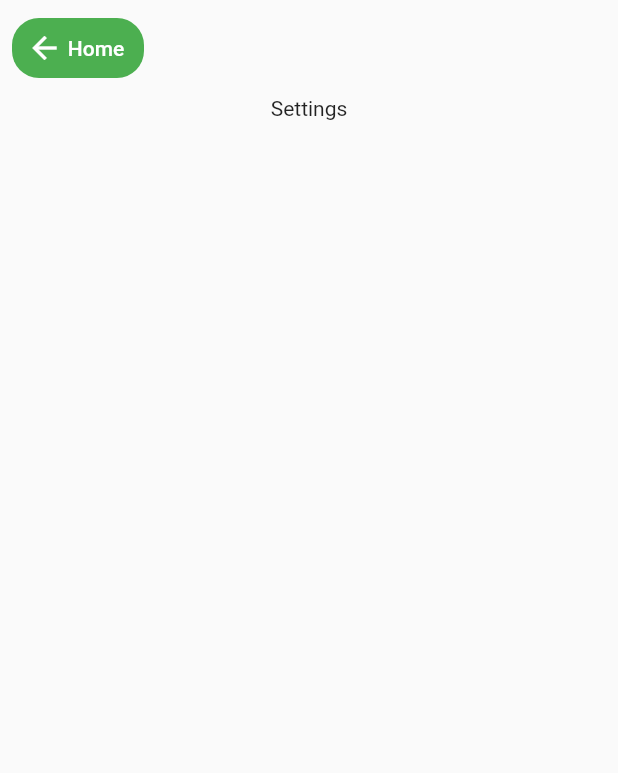
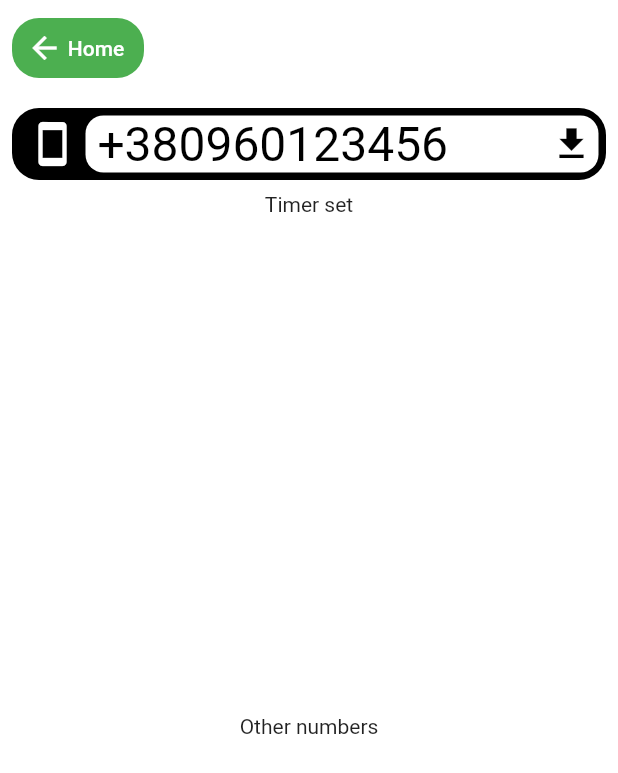
Before and after one commit to bgoncharuck/saveme, a Flutter app: the SaveMeSettings screen opened by its route, on a phone screen of 412 x 824 dp. Shown: the top 773 px of the screen. Run offline on Flutter 3.47's test engine with Material 2 defaults, Android fonts, the phone set to English and light mode, and no system bars.

Commit message:
temporary commit

```diff
--- a/lib/colors.dart
+++ b/lib/colors.dart
@@ -10,6 +10,7 @@ abstract class FromTheme {
   Color get secondaryText;
   Color get divider;
   Color get background;
+  Color get phone;
 }
 
 class GreenRedMaterial implements FromTheme {
@@ -31,6 +32,8 @@ class GreenRedMaterial implements FromTheme {
   Color get divider => Colors.grey;
   @override
   Color get background => Colors.white;
+  @override
+  Color get phone => Colors.blueAccent;
 }
 
 FromTheme ColorTheme = GreenRedMaterial();
--- a/lib/home.dart
+++ b/lib/home.dart
@@ -13,6 +13,7 @@ class _SaveMeHomeState extends State<SaveMeHome> {
   @override
   Widget build(BuildContext context) {
     return Scaffold(
+      backgroundColor: ColorTheme.background,
       body: SafeArea(
         child: Column(
           children: <Widget>[
--- a/lib/main.dart
+++ b/lib/main.dart
@@ -2,6 +2,7 @@ import 'package:flutter/material.dart';
 import 'colors.dart';
 import 'home.dart';
 import 'settings.dart';
+import 'add_number.dart';
 
 void main() => runApp(SaveMe());
 
@@ -13,6 +14,7 @@ class SaveMe extends StatelessWidget {
       home: SaveMeHome(),
       routes: <String, WidgetBuilder>{
         '/settings': (BuildContext context) => SaveMeSettings(),
+        '/settings/numbers/add': (BuildContext context) => SaveMeAddNumber(),
       },
     );
   }
--- a/lib/settings.dart
+++ b/lib/settings.dart
@@ -11,6 +11,7 @@ class _SaveMeSettingsState extends State<SaveMeSettings> {
   @override
   Widget build(BuildContext context) {
     return Scaffold(
+      backgroundColor: ColorTheme.background,
       body: SafeArea(
         child: Column(
           children: <Widget>[
@@ -27,7 +28,72 @@ class _SaveMeSettingsState extends State<SaveMeSettings> {
                 ),
               ],
             ),
-            Text("Settings"),
+            Padding(
+              padding: EdgeInsets.all(8.0),
+              child: FlatButton(
+                shape: RoundedRectangleBorder(
+                  borderRadius: new BorderRadius.circular(18.0),
+                ),
+                padding: EdgeInsets.all(1.0),
+                color: ColorTheme.primaryText,
+                onPressed: () {
+                  setState(() {
+                    Navigator.of(context).pushNamed("/settings/numbers/add");
+                  });
+                },
+                child: Row(
+                  children: <Widget>[
+                    Padding(
+                      padding: EdgeInsets.only(
+                        top: 1.0,
+                        bottom: 1.0,
+                        left: 10.0,
+                        right: 2.0,
+                      ),
+                      child: Icon(
+                        Icons.smartphone,
+                        color: ColorTheme.textPrimary,
+                        size: 32.0,
+                      ),
+                    ),
+                    Expanded(
+                      child: Card(
+                        shape: RoundedRectangleBorder(
+                          borderRadius: new BorderRadius.circular(12.0),
+                        ),
+                        color: ColorTheme.background,
+                        child: Row(
+                          children: <Widget>[
+                            Expanded(
+                              child: Text(
+                                " +380960123456 ",
+                                style: TextStyle(
+                                    fontSize: 32,
+                                    color: ColorTheme.primaryText),
+                              ),
+                            ),
+                            Padding(
+                              padding: EdgeInsets.all(4.0),
+                              child: Icon(
+                                Icons.file_download,
+                                color: ColorTheme.primaryText,
+                                size: 28.0,
+                              ),
+                            ),
+                          ],
+                        ),
+                      ),
+                    ),
+                  ],
+                ),
+              ),
+            ),
+            Expanded(
+              child: Text("Timer set"),
+            ),
+            Expanded(
+              child: Text("Other numbers"),
+            ),
           ],
         ),
       ),
```
Also changed, not shown: lib/add_number.dart (+40 -0 lines).
